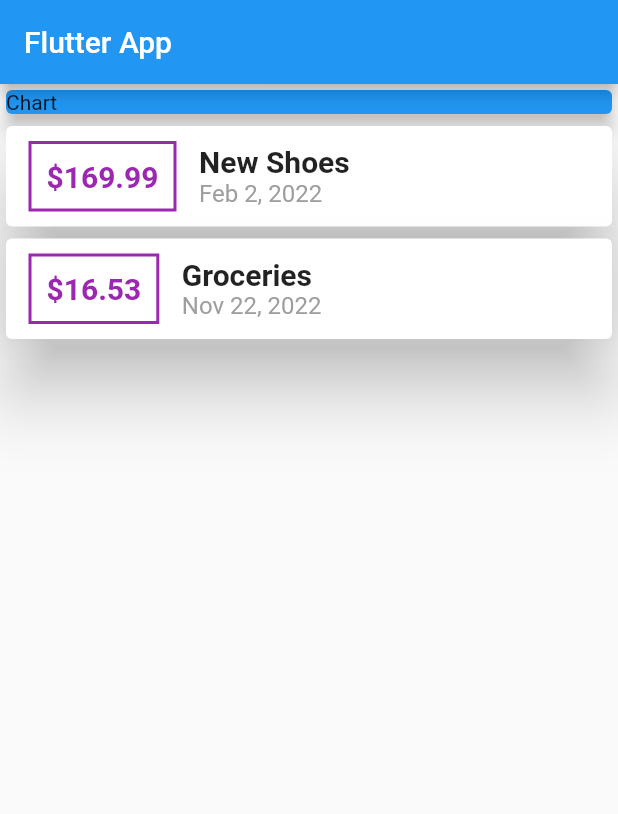
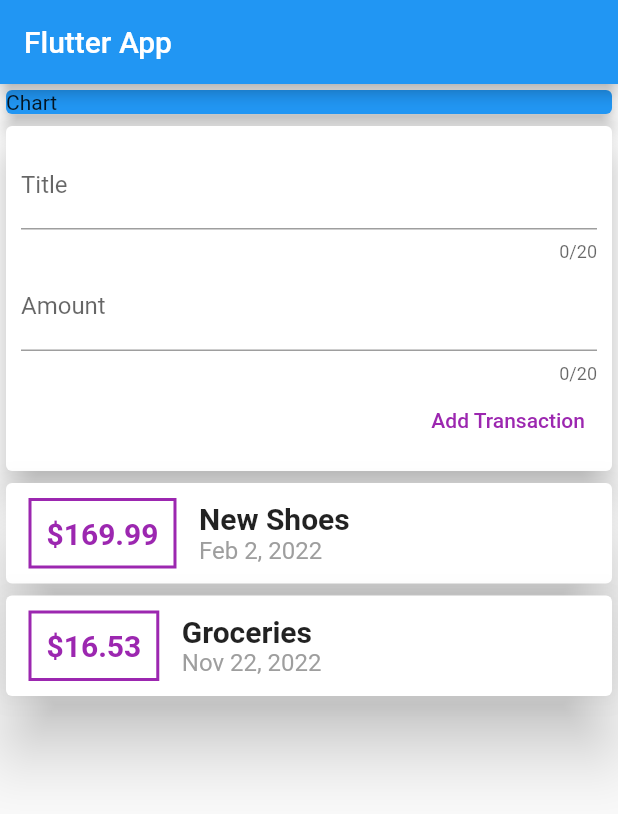
Before and after one commit to jimbeers/expense, a Flutter app: the screen it shows after launch, on a phone screen of 412 x 824 dp. Shown: the top 814 px of the screen. Run offline on Flutter 3.47's test engine with Material 2 defaults, Android fonts, the phone set to English and light mode, and no system bars.

Commit message:
After 91

```diff
--- a/lib/main.dart
+++ b/lib/main.dart
@@ -1,7 +1,7 @@
 import 'package:flutter/material.dart';
-
-import './transaction.dart';
-import './transactionCard.dart';
+import 'package:flutter/services.dart';
+import 'package:flutter_complete_guide/widgets/new_transaction.dart';
+import 'package:flutter_complete_guide/widgets/transactionList.dart';
 
 void main() => runApp(MyApp());
 
@@ -16,27 +16,17 @@ class MyApp extends StatelessWidget {
 }
 
 class MyHomePage extends StatelessWidget {
-  final List<Transaction> transactions = [
-    Transaction(
-      id: 't1',
-      title: "New Shoes",
-      amt: 169.99,
-      date: DateTime(2022, 2, 2),
-    ),
-    Transaction(
-      id: 't2',
-      title: "Groceries",
-      amt: 16.53,
-      date: DateTime.now(),
-    ),
-  ];
+  // String titleInput;
+  // String amountInput;
+
   @override
   Widget build(BuildContext context) {
     return Scaffold(
       appBar: AppBar(
         title: Text('Flutter App'),
       ),
-      body: Column(
+      body: SingleChildScrollView(
+        child: Column(
           mainAxisAlignment: MainAxisAlignment.start,
           children: [
             Container(
@@ -47,14 +37,9 @@ class MyHomePage extends StatelessWidget {
                 elevation: 5,
               ),
             ),
-          Column(
-            children: transactions.map((tx) {
-              return TransactionCard(
-                tx,
-              );
-            }).toList(),
+            TransactionList(),
+          ],
         ),
-        ],
       ),
     );
   }
--- /dev/null
+++ b/lib/widgets/new_transaction.dart
@@ -0,0 +1,55 @@
+import 'package:flutter/material.dart';
+import 'package:flutter/services.dart';
+
+class NewTransaction extends StatelessWidget {
+  final Function addTransactionCallback;
+
+  NewTransaction(this.addTransactionCallback);
+
+  final titleController = TextEditingController();
+  final amountController = TextEditingController();
+
+  @override
+  Widget build(BuildContext context) {
+    return Card(
+      elevation: 10,
+      child: Container(
+        padding: EdgeInsets.all(10),
+        child: Column(
+          crossAxisAlignment: CrossAxisAlignment.end,
+          children: [
+            TextField(
+              autocorrect: true,
+              cursorWidth: 10,
+              decoration: (InputDecoration(labelText: 'Title')),
+              controller: titleController,
+              maxLength: 20,
+              maxLengthEnforcement: MaxLengthEnforcement.enforced,
+              // onChanged: (inp) => amountInput = inp,
+            ),
+            TextField(
+              cursorWidth: 10,
+              decoration: (InputDecoration(labelText: 'Amount')),
+              controller: amountController,
+              maxLength: 20,
+              maxLengthEnforcement: MaxLengthEnforcement.enforced,
+              // onChanged: (inp) => amountInput = inp,
+            ),
+            TextButton(
+              onPressed: () {
+                addTransactionCallback(
+                    titleController.text, amountController.text);
+                print("amount ${amountController.text}");
+                print("title ${titleController.text}");
+              },
+              child: Text(
+                'Add Transaction',
+              ),
+              style: TextButton.styleFrom(foregroundColor: Colors.purple),
+            )
+          ],
+        ),
+      ),
+    );
+  }
+}
--- a/lib/transactionCard.dart
+++ b/lib/widgets/transactionCard.dart
@@ -1,7 +1,7 @@
 import 'package:flutter/material.dart';
 import 'package:intl/intl.dart';
 
-import './transaction.dart';
+import '../models/transaction.dart';
 
 class TransactionCard extends StatelessWidget {
   final Transaction t;
--- /dev/null
+++ b/lib/widgets/transactionList.dart
@@ -0,0 +1,74 @@
+import 'package:flutter/material.dart';
+import 'package:flutter_complete_guide/widgets/new_transaction.dart';
+
+import '../models/transaction.dart';
+import 'transactionCard.dart';
+
+class TransactionList extends StatefulWidget {
+  const TransactionList();
+
+  @override
+  State<TransactionList> createState() => _TransactionListState();
+}
+
+class _TransactionListState extends State<TransactionList> {
+  final List<Transaction> _userTransactions = [
+    Transaction(
+      id: 't1',
+      title: "New Shoes",
+      amt: 169.99,
+      date: DateTime(2022, 2, 2),
+    ),
+    Transaction(
+      id: 't2',
+      title: "Groceries",
+      amt: 16.53,
+      date: DateTime.now(),
+    ),
+  ];
+
+  void _addTransaction(String txTitle, String amount) {
+    double txAmt = double.parse(amount);
+    Transaction tx = Transaction(
+        title: txTitle,
+        amt: txAmt,
+        date: DateTime.now(),
+        id: DateTime.now().toString());
+
+    setState(() {
+      _userTransactions.add(tx);
+    });
+  }
+
+  @override
+  Widget build(BuildContext context) {
+    return Column(children: [
+      NewTransaction(_addTransaction),
+      Container(
+        height: 500,
+        child: ListView.builder(
+          itemBuilder: ((ctx, index) {
+            return TransactionCard(_userTransactions[index]);
+          }),
+          itemCount: _userTransactions.length,
+        ),
+      ),
+    ]);
+  }
+
+  // @override
+  // Widget build(BuildContext context) {
+  //   return Column(children: [
+  //     NewTransaction(_addTransaction),
+  //     Container(
+  //       height: 500,
+  //       child: ListView(
+  //           children: _userTransactions.map((tx) {
+  //         return TransactionCard(
+  //           tx,
+  //         );
+  //       }).toList()),
+  //     ),
+  //   ]);
+  // }
+}
```
Also changed, not shown: lib/models/transaction.dart (renamed from lib/transaction.dart). Lines whose indentation alone changed are shown as unchanged.
